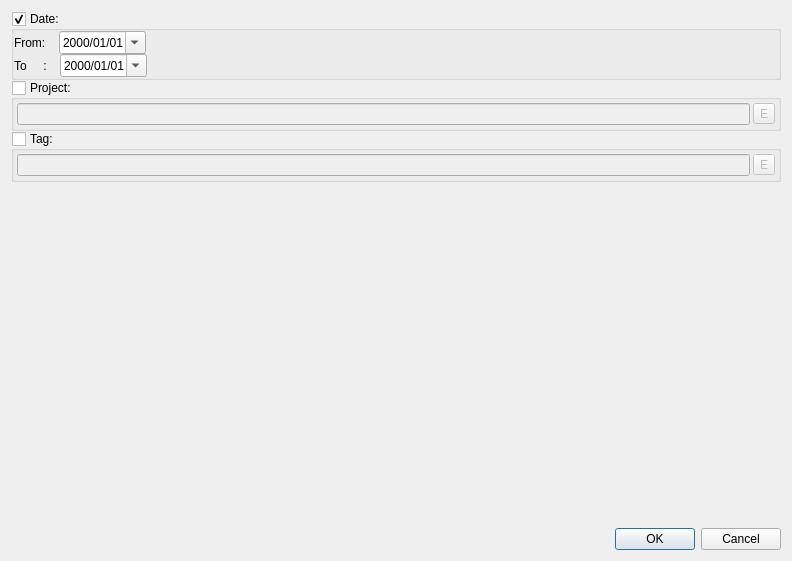
Qt form widgets/StickyNote/StickyNoteConfigDialog.ui (SeptemberHX/TodoManager) before a commit.
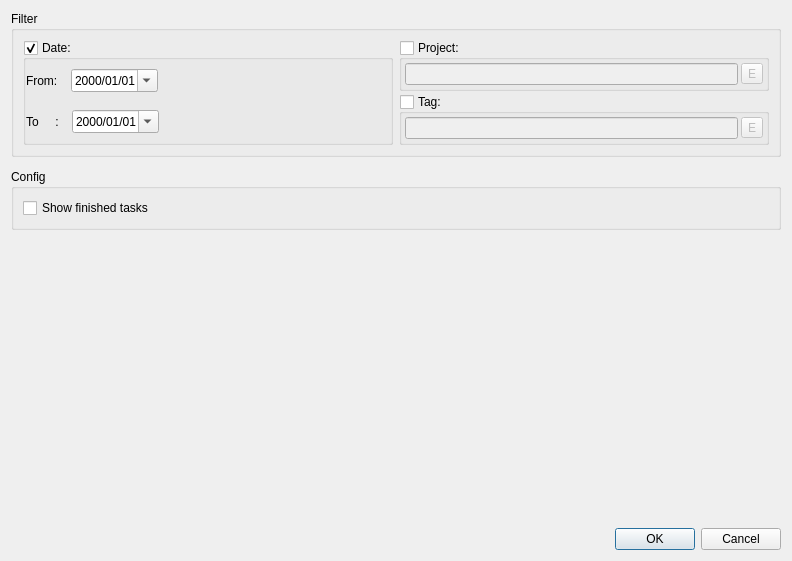
The same form after that commit.

Commit message: Add: Filter and Shown config of StickyNote works now.

```diff
--- a/widgets/StickyNote/StickyNoteConfigDialog.ui
+++ b/widgets/StickyNote/StickyNoteConfigDialog.ui
@@ -15,27 +15,15 @@
   </property>
   <layout class="QVBoxLayout" name="verticalLayout">
    <item>
-    <widget class="QWidget" name="widget" native="true">
-     <layout class="QVBoxLayout" name="verticalLayout_2">
-      <property name="spacing">
-       <number>0</number>
-      </property>
-      <property name="leftMargin">
-       <number>0</number>
-      </property>
-      <property name="topMargin">
-       <number>0</number>
-      </property>
-      <property name="rightMargin">
-       <number>0</number>
-      </property>
-      <property name="bottomMargin">
-       <number>0</number>
-      </property>
+    <widget class="QGroupBox" name="groupBox_2">
+     <property name="title">
+      <string>Filter</string>
+     </property>
+     <layout class="QHBoxLayout" name="horizontalLayout_6">
       <item>
        <widget class="QGroupBox" name="dateGroupBox">
         <property name="sizePolicy">
-         <sizepolicy hsizetype="Preferred" vsizetype="Fixed">
+         <sizepolicy hsizetype="Preferred" vsizetype="Preferred">
           <horstretch>0</horstretch>
           <verstretch>0</verstretch>
          </sizepolicy>
@@ -168,9 +156,27 @@
        </widget>
       </item>
       <item>
+       <widget class="QWidget" name="widget_4" native="true">
+        <layout class="QVBoxLayout" name="verticalLayout_4">
+         <property name="spacing">
+          <number>3</number>
+         </property>
+         <property name="leftMargin">
+          <number>0</number>
+         </property>
+         <property name="topMargin">
+          <number>0</number>
+         </property>
+         <property name="rightMargin">
+          <number>0</number>
+         </property>
+         <property name="bottomMargin">
+          <number>0</number>
+         </property>
+         <item>
        <widget class="QGroupBox" name="projectGroupBox">
         <property name="sizePolicy">
-         <sizepolicy hsizetype="Preferred" vsizetype="Fixed">
+            <sizepolicy hsizetype="Preferred" vsizetype="Preferred">
           <horstretch>0</horstretch>
           <verstretch>0</verstretch>
          </sizepolicy>
@@ -255,6 +261,46 @@
           </widget>
          </item>
         </layout>
+          </widget>
+         </item>
+        </layout>
+       </widget>
+      </item>
+     </layout>
+    </widget>
+   </item>
+   <item>
+    <widget class="QWidget" name="widget" native="true">
+     <layout class="QVBoxLayout" name="verticalLayout_2">
+      <property name="spacing">
+       <number>0</number>
+      </property>
+      <property name="leftMargin">
+       <number>0</number>
+      </property>
+      <property name="topMargin">
+       <number>0</number>
+      </property>
+      <property name="rightMargin">
+       <number>0</number>
+      </property>
+      <property name="bottomMargin">
+       <number>0</number>
+      </property>
+     </layout>
+    </widget>
+   </item>
+   <item>
+    <widget class="QGroupBox" name="groupBox">
+     <property name="title">
+      <string>Config</string>
+     </property>
+     <layout class="QHBoxLayout" name="horizontalLayout_5">
+      <item>
+       <widget class="QCheckBox" name="showFinishedTaskCheckBox">
+        <property name="text">
+         <string>Show finished tasks</string>
+        </property>
        </widget>
       </item>
      </layout>
```
Lines whose indentation alone changed are shown as unchanged. The commit also changes 13 other files.
